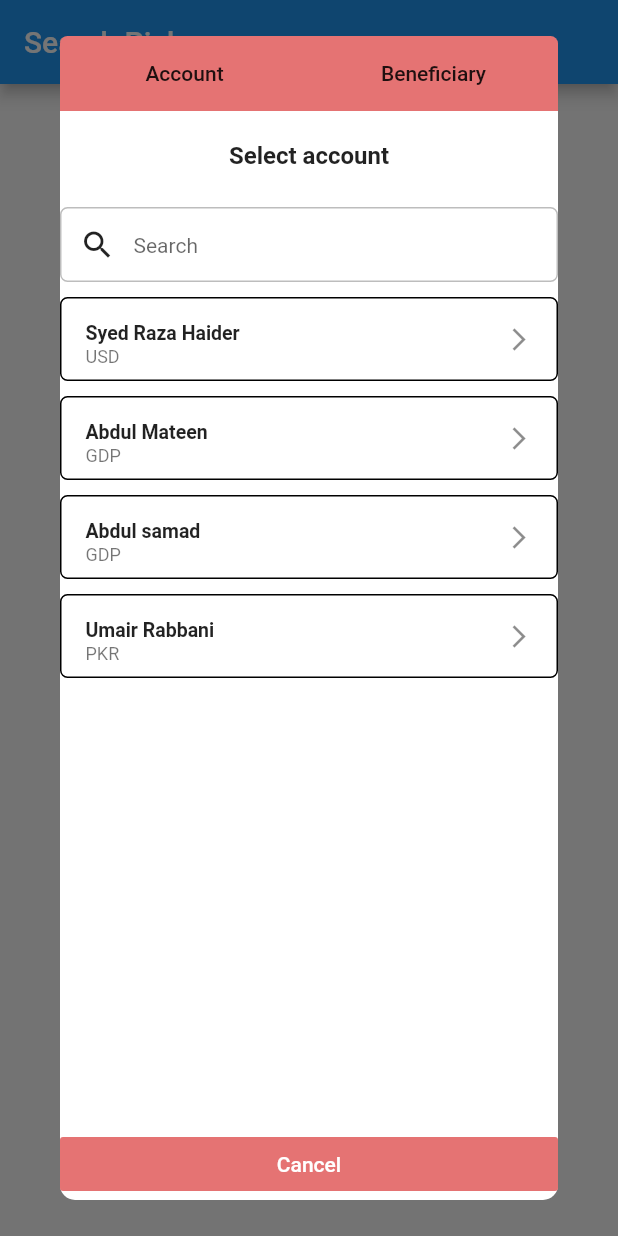
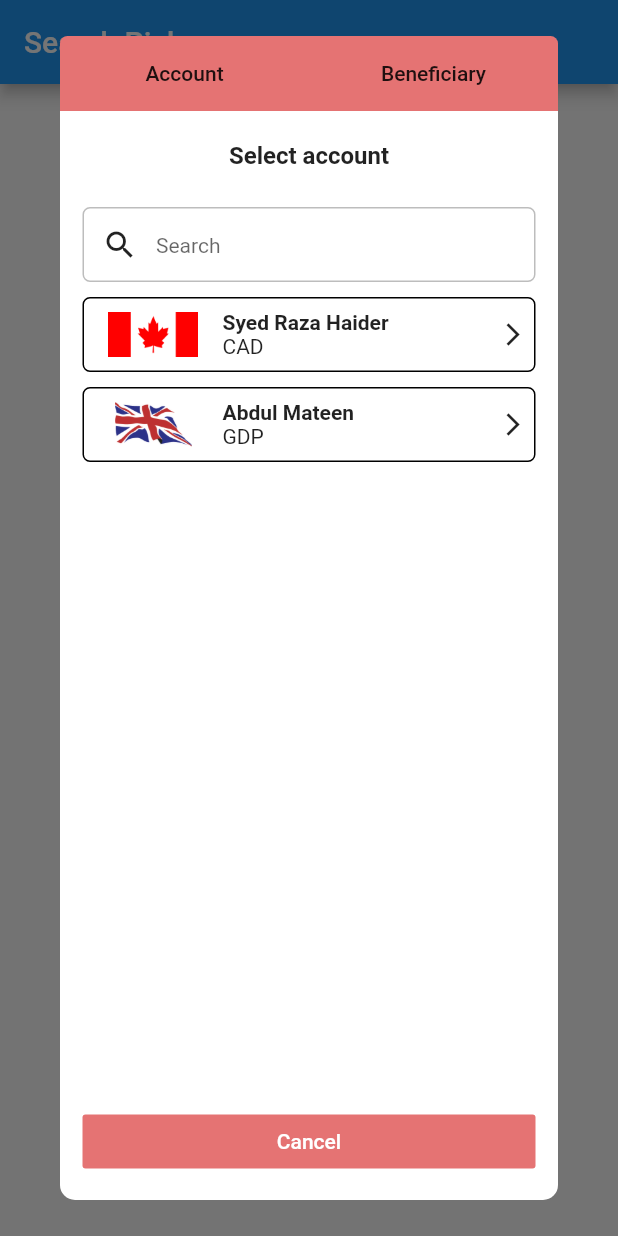
Before and after one commit to raxahai/search_picker, a Flutter app: the screen it shows after launch, after a tap on "Show Dialog", on a phone screen of 412 x 824 dp. Run offline on Flutter 3.47's test engine with Material 2 defaults, Android fonts, the phone set to English and light mode, and no system bars.

Commit message:
Added images wiht button and removed list-tile

```diff
--- a/lib/screens/home.dart
+++ b/lib/screens/home.dart
@@ -2,9 +2,10 @@ import 'package:flutter/material.dart';
 import '../widgets/CustomDialog.dart';
 
 class PickerData {
+  String image;
   String title;
   String subTitle;
-  PickerData({this.title, this.subTitle});
+  PickerData({this.image, this.title, this.subTitle});
 }
 
 class MyHomePage extends StatefulWidget {
@@ -14,10 +15,16 @@ class MyHomePage extends StatefulWidget {
 
 class _MyHomePageState extends State<MyHomePage> {
   List<PickerData> userData = [
-    PickerData(title: 'Syed Raza Haider', subTitle: 'USD'),
-    PickerData(title: 'Abdul Mateen', subTitle: 'GDP'),
-    PickerData(title: 'Abdul samad', subTitle: 'GDP'),
-    PickerData(title: 'Umair Rabbani', subTitle: 'PKR'),
+    PickerData(
+        image: "assets/images/canada-flag.png",
+        title: 'Syed Raza Haider',
+        subTitle: 'CAD'),
+    PickerData(
+        image: "assets/images/united-kingdom-flag.png",
+        title: 'Abdul Mateen',
+        subTitle: 'GDP'),
+    // PickerData(title: 'Abdul samad', subTitle: 'GDP'),
+    // PickerData(title: 'Umair Rabbani', subTitle: 'PKR'),
     // PickerData(title: 'Obaid Saleem', subTitle: 'IND'),
     // PickerData(title: 'Junaid Khan', subTitle: 'SAR'),
     // PickerData(title: 'Muhammad Hassan', subTitle: 'GDP'),
--- a/lib/widgets/content_box.dart
+++ b/lib/widgets/content_box.dart
@@ -75,6 +75,7 @@ class _ContentBoxState extends State<ContentBox> {
                   height: 25,
                 ),
                 Container(
+                  margin: EdgeInsets.symmetric(horizontal: 15),
                   decoration: BoxDecoration(
                       border: Border.all(color: Colors.black26),
                       borderRadius: BorderRadius.circular(5.0)),
@@ -116,25 +117,45 @@ class _ContentBoxState extends State<ContentBox> {
                           decoration: BoxDecoration(
                               border: Border.all(color: Colors.black),
                               borderRadius: BorderRadius.circular(5.0)),
-                          margin: EdgeInsets.only(bottom: 10),
-                          child: ListTile(
-                            visualDensity:
-                                VisualDensity(horizontal: 0, vertical: -2.5),
-                            title: Text(
+                          padding: EdgeInsets.only(right: 5, top: 8, bottom: 8),
+                          margin:
+                              EdgeInsets.only(bottom: 10, left: 15, right: 15),
+                          child: Row(
+                            children: [
+                              Expanded(
+                                flex: 1,
+                                child: Image.asset(
+                                  filteredList[index].image,
+                                  width: 30,
+                                  height: 30,
+                                ),
+                              ),
+                              Expanded(
+                                flex: 2,
+                                child: Column(
+                                  crossAxisAlignment: CrossAxisAlignment.start,
+                                  children: [
+                                    Text(
                                       filteredList[index].title,
-                              style: TextStyle(fontWeight: FontWeight.bold),
+                                      style: TextStyle(
+                                          fontWeight: FontWeight.bold),
                                     ),
-                            subtitle: Text(filteredList[index].subTitle),
-                            trailing: Icon(
+                                    Text(filteredList[index].subTitle),
+                                  ],
+                                ),
+                              ),
+                              Icon(
                                 Icons.arrow_forward_ios,
                                 size: 18,
                               ),
-                            dense: true,
+                            ],
                           ));
                     },
                   ),
                 ),
-                Row(
+                Container(
+                  margin: EdgeInsets.symmetric(horizontal: 15),
+                  child: Row(
                     children: [
                       Expanded(
                         child: FlatButton(
@@ -149,6 +170,10 @@ class _ContentBoxState extends State<ContentBox> {
                         ),
                       ),
                     ],
+                  ),
+                ),
+                SizedBox(
+                  height: 15,
                 )
               ],
             )
```
Also changed, not shown: assets/images/canada-flag.png (added), assets/images/united-kingdom-flag.png (added). Lines whose indentation alone changed are shown as unchanged.
